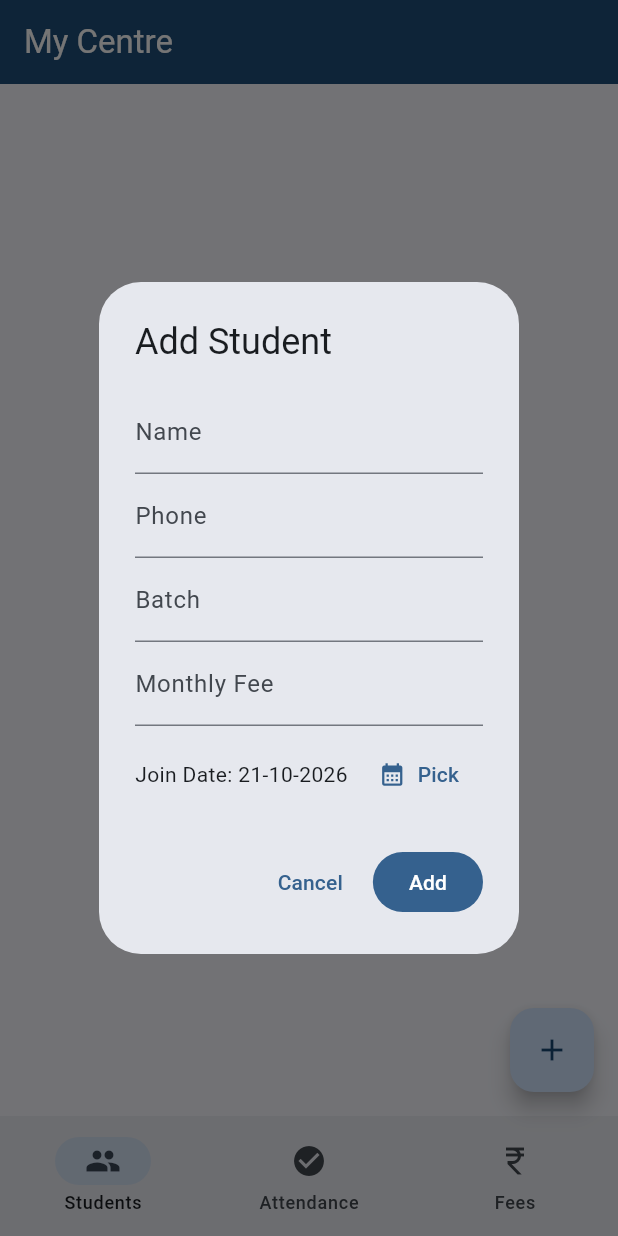
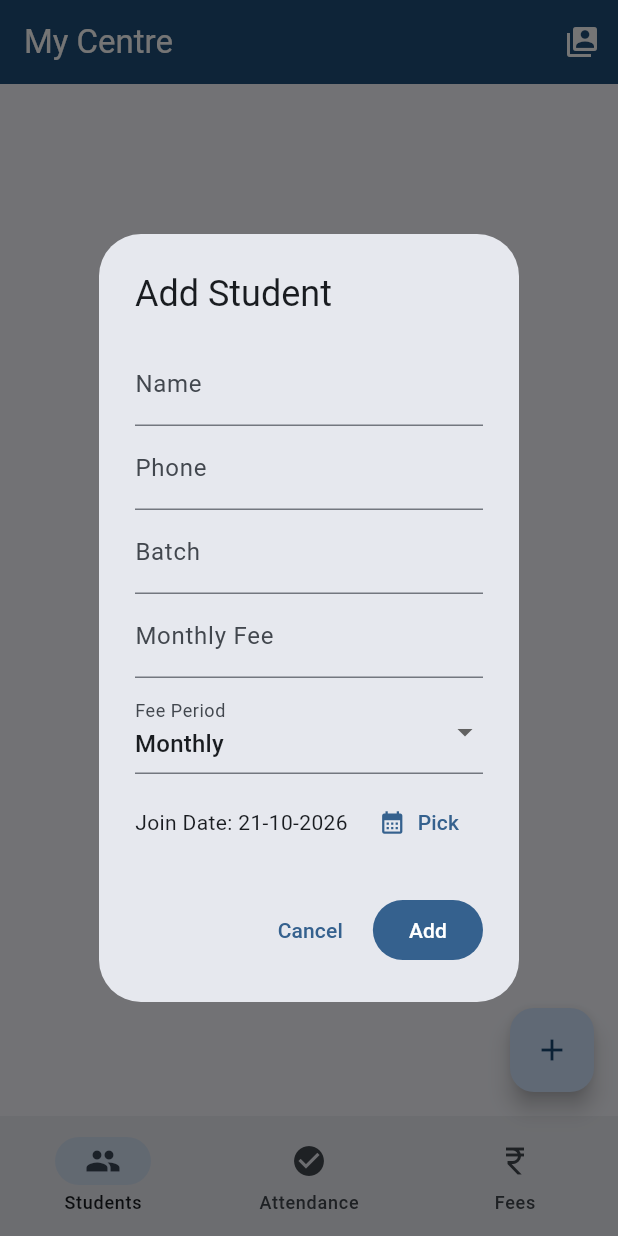
Before and after one commit to Shreecharanam/mysaathi-app, a Flutter app: the screen it shows after launch, after a tap on "Login / Create Account", after a tap on the "add" icon, on a phone screen of 412 x 824 dp. Run offline on Flutter 3.47's test engine with Material 3 defaults, Android fonts, the phone set to English and light mode, and no system bars.

Commit message:
v6: separate data per centre, fee period (monthly/quarterly/half/yearly/once), back returns to first tab

```diff
--- a/lib/main.dart
+++ b/lib/main.dart
@@ -22,7 +22,15 @@ class MySaathiApp extends StatelessWidget {
         useMaterial3: true,
         colorSchemeSeed: const Color(0xFF1F4E79),
       ),
-      home: LoginScreen(store: store),
+      home: AnimatedBuilder(
+        animation: store,
+        builder: (context, _) {
+          if (store.accountKey.isEmpty) {
+            return LoginScreen(store: store);
+          }
+          return HomeScreen(store: store);
+        },
+      ),
     );
   }
 }
--- a/lib/screens.dart
+++ b/lib/screens.dart
@@ -31,10 +31,7 @@ class _LoginScreenState extends State<LoginScreen> {
 
   void _login() {
     final name = _centre.text.trim().isEmpty ? 'My Centre' : _centre.text.trim();
-    widget.store.setCentre(name, _type);
-    Navigator.of(context).pushReplacement(
-      MaterialPageRoute(builder: (_) => HomeScreen(store: widget.store)),
-    );
+    widget.store.login(name, _type);
   }
 
   @override
@@ -81,7 +78,8 @@ class _LoginScreenState extends State<LoginScreen> {
                     padding: const EdgeInsets.only(top: 6),
                     child: Text('Storage problem: $err',
                         textAlign: TextAlign.center,
-                        style: const TextStyle(fontSize: 11, color: Colors.red)),
+                        style:
+                            const TextStyle(fontSize: 11, color: Colors.red)),
                   );
                 },
               ),
@@ -90,6 +88,7 @@ class _LoginScreenState extends State<LoginScreen> {
                 controller: _centre,
                 decoration: const InputDecoration(
                     labelText: 'Centre Name',
+                    helperText: 'Each centre name keeps its own separate data',
                     border: OutlineInputBorder(),
                     prefixIcon: Icon(Icons.store)),
               ),
@@ -139,7 +138,7 @@ class _LoginScreenState extends State<LoginScreen> {
               ),
               const SizedBox(height: 16),
               const Text(
-                  'Step 5 build - join date, attendance calendar, back button and saving fixed.',
+                  'Step 6 build - separate data per centre, fee period, back button fixed.',
                   textAlign: TextAlign.center,
                   style: TextStyle(fontSize: 12, color: Colors.black45)),
             ],
@@ -168,6 +167,28 @@ class _HomeScreenState extends State<HomeScreen> {
     );
   }
 
+  Future<void> _switchAccount() async {
+    final ok = await showDialog<bool>(
+      context: context,
+      builder: (ctx) => AlertDialog(
+        title: const Text('Switch account?'),
+        content:
+            const Text('This returns to the login screen. Your data is saved.'),
+        actions: [
+          TextButton(
+              onPressed: () => Navigator.pop(ctx, false),
+              child: const Text('Cancel')),
+          FilledButton(
+              onPressed: () => Navigator.pop(ctx, true),
+              child: const Text('Switch')),
+        ],
+      ),
+    );
+    if (ok == true) {
+      widget.store.logout();
+    }
+  }
+
   @override
   Widget build(BuildContext context) {
     final store = widget.store;
@@ -180,6 +201,10 @@ class _HomeScreenState extends State<HomeScreen> {
       canPop: false,
       onPopInvokedWithResult: (didPop, result) async {
         if (didPop) {
+          return;
+        }
+        if (_index != 0) {
+          setState(() => _index = 0);
           return;
         }
         final exit = await showDialog<bool>(
@@ -206,6 +231,13 @@ class _HomeScreenState extends State<HomeScreen> {
           title: Text(store.centreName.isEmpty ? 'MySaathi' : store.centreName),
           backgroundColor: const Color(0xFF1F4E79),
           foregroundColor: Colors.white,
+          actions: [
+            IconButton(
+              icon: const Icon(Icons.switch_account),
+              tooltip: 'Switch account',
+              onPressed: _switchAccount,
+            ),
+          ],
         ),
         body: pages[_index],
         floatingActionButton: _index == 0
@@ -244,6 +276,7 @@ class _AddPersonDialogState extends State<AddPersonDialog> {
   final batch = TextEditingController();
   final fee = TextEditingController();
   DateTime join = DateTime.now();
+  String period = 'monthly';
 
   @override
   void dispose() {
@@ -290,6 +323,20 @@ class _AddPersonDialogState extends State<AddPersonDialog> {
                 keyboardType: TextInputType.number,
                 decoration: InputDecoration(labelText: store.feeWord())),
             const SizedBox(height: 8),
+            DropdownButtonFormField<String>(
+              value: period,
+              decoration: const InputDecoration(labelText: 'Fee Period'),
+              items: const [
+                DropdownMenuItem(value: 'monthly', child: Text('Monthly')),
+                DropdownMenuItem(value: 'quarterly', child: Text('Quarterly')),
+                DropdownMenuItem(
+                    value: 'half', child: Text('Half-Yearly (twice a year)')),
+                DropdownMenuItem(value: 'yearly', child: Text('Yearly')),
+                DropdownMenuItem(value: 'once', child: Text('One-time')),
+              ],
+              onChanged: (v) => setState(() => period = v ?? 'monthly'),
+            ),
+            const SizedBox(height: 8),
             Row(
               children: [
                 Expanded(child: Text('Join Date: ${fmtDate(join)}')),
@@ -319,6 +366,7 @@ class _AddPersonDialogState extends State<AddPersonDialog> {
               batch: batch.text.trim(),
               fee: double.tryParse(fee.text.trim()) ?? 0,
               joinDate: fmtDate(join),
+              feePeriod: period,
             ));
             Navigator.pop(context);
           },
@@ -353,7 +401,7 @@ class StudentsTab extends StatelessWidget {
               ),
               title: Text(s.name),
               subtitle: Text(
-                  '${s.batch}   -   Rs ${s.fee.toStringAsFixed(0)}   -   Joined ${s.joinDate}'),
+                  '${s.batch}   -   Rs ${s.fee.toStringAsFixed(0)} ${periodLabel(s.feePeriod)}   -   Joined ${s.joinDate}'),
               trailing: IconButton(
                 icon: const Icon(Icons.delete_outline),
                 onPressed: () => store.removeStudent(s.id),
@@ -449,7 +497,6 @@ class FeesTab extends StatelessWidget {
 
   @override
   Widget build(BuildContext context) {
-    final month = store.monthKey(DateTime.now());
     return AnimatedBuilder(
       animation: store,
       builder: (context, _) {
@@ -460,16 +507,17 @@ class FeesTab extends StatelessWidget {
           itemCount: store.students.length,
           itemBuilder: (context, i) {
             final s = store.students[i];
-            final paid = store.paidFor(s.id, month);
+            final pk = periodKeyFor(DateTime.now(), s.feePeriod);
+            final paid = store.paidFor(s.id, pk);
             final due = s.fee - paid;
             return ListTile(
               title: Text(s.name),
               subtitle: Text(
-                  '${store.feeWord()}: Rs ${s.fee.toStringAsFixed(0)}   -   Paid Rs ${paid.toStringAsFixed(0)}'),
+                  '${periodLabel(s.feePeriod)}: Rs ${s.fee.toStringAsFixed(0)}   -   Paid Rs ${paid.toStringAsFixed(0)}'),
               trailing: due <= 0
                   ? const Chip(label: Text('Paid'))
                   : TextButton(
-                      onPressed: () => store.setPaid(s.id, month, s.fee),
+                      onPressed: () => store.setPaid(s.id, pk, s.fee),
                       child: Text('Rs ${due.toStringAsFixed(0)} due'),
                     ),
             );
--- a/lib/store.dart
+++ b/lib/store.dart
@@ -2,7 +2,31 @@ import 'dart:convert';
 import 'dart:io';
 import 'package:flutter/foundation.dart';
 
-const String appVersion = 'v5';
+const String appVersion = 'v6';
+
+String periodKeyFor(DateTime d, String period) {
+  final y = d.year;
+  switch (period) {
+    case 'yearly':
+      return '$y';
+    case 'half':
+      return '$y-H${d.month <= 6 ? 1 : 2}';
+    case 'quarterly':
+      return '$y-Q${((d.month - 1) ~/ 3) + 1}';
+    case 'once':
+      return 'once';
+    default:
+      return '$y-${d.month.toString().padLeft(2, '0')}';
+  }
+}
+
+String periodLabel(String p) => switch (p) {
+      'yearly' => 'Yearly',
+      'half' => 'Half-Yearly',
+      'quarterly' => 'Quarterly',
+      'once' => 'One-time',
+      _ => 'Monthly',
+    };
 
 class Student {
   String id;
@@ -11,6 +35,7 @@ class Student {
   String batch;
   double fee;
   String joinDate;
+  String feePeriod;
 
   Student({
     required this.id,
@@ -19,6 +44,7 @@ class Student {
     this.batch = '',
     this.fee = 0,
     this.joinDate = '',
+    this.feePeriod = 'monthly',
   });
 
   Map<String, dynamic> toJson() => {
@@ -28,6 +54,7 @@ class Student {
         'batch': batch,
         'fee': fee,
         'joinDate': joinDate,
+        'feePeriod': feePeriod,
       };
 
   factory Student.fromJson(Map<String, dynamic> j) => Student(
@@ -37,16 +64,19 @@ class Student {
         batch: (j['batch'] ?? '') as String,
         fee: ((j['fee'] ?? 0) as num).toDouble(),
         joinDate: (j['joinDate'] ?? '') as String,
+        feePeriod: (j['feePeriod'] ?? 'monthly') as String,
       );
 }
 
 class AppStore extends ChangeNotifier {
+  String accountKey = '';
   String centreName = '';
   String centreType = 'tuition';
   String? storageError;
   final List<Student> students = [];
   final Map<String, List<String>> attendance = {};
   final Map<String, double> payments = {};
+  final Map<String, dynamic> accounts = {};
 
   File? _file;
 
@@ -89,28 +119,47 @@ class AppStore extends ChangeNotifier {
     return null;
   }
 
+  void pullActive() {
+    students.clear();
+    attendance.clear();
+    payments.clear();
+    final d = accounts[accountKey];
+    if (d is Map) {
+      centreName = (d['centreName'] ?? '') as String;
+      centreType = (d['centreType'] ?? 'tuition') as String;
+      for (final e in ((d['students'] ?? []) as List)) {
+        students.add(Student.fromJson(Map<String, dynamic>.from(e as Map)));
+      }
+      ((d['attendance'] ?? {}) as Map).forEach((k, v) {
+        attendance[k as String] = (v as List).map((x) => x as String).toList();
+      });
+      ((d['payments'] ?? {}) as Map).forEach((k, v) {
+        payments[k as String] = (v as num).toDouble();
+      });
+    }
+  }
+
   Future<void> load() async {
     try {
       final f = await dataFile();
       if (f != null && f.existsSync()) {
         final txt = f.readAsStringSync();
         if (txt.trim().isNotEmpty) {
-          final m = jsonDecode(txt) as Map<String, dynamic>;
-          centreName = (m['centreName'] ?? '') as String;
-          centreType = (m['centreType'] ?? 'tuition') as String;
-          students.clear();
-          for (final e in ((m['students'] ?? []) as List)) {
-            students.add(Student.fromJson(Map<String, dynamic>.from(e as Map)));
+          final m = jsonDecode(txt);
+          if (m is Map && m['accounts'] is Map) {
+            accounts.clear();
+            (m['accounts'] as Map).forEach((k, v) => accounts[k.toString()] = v);
+            final last = (m['last'] ?? '').toString();
+            if (last.isNotEmpty && accounts.containsKey(last)) {
+              accountKey = last;
+              pullActive();
+            }
+          } else if (m is Map && m.containsKey('centreName')) {
+            accounts.clear();
+            accounts['default'] = m;
+            accountKey = 'default';
+            pullActive();
           }
-          attendance.clear();
-          ((m['attendance'] ?? {}) as Map).forEach((k, v) {
-            attendance[k as String] =
-                (v as List).map((x) => x as String).toList();
-          });
-          payments.clear();
-          ((m['payments'] ?? {}) as Map).forEach((k, v) {
-            payments[k as String] = (v as num).toDouble();
-          });
         }
       }
     } catch (e) {
@@ -122,26 +171,47 @@ class AppStore extends ChangeNotifier {
   Future<void> save() async {
     notifyListeners();
     try {
+      if (accountKey.isNotEmpty) {
+        accounts[accountKey] = {
+          'centreName': centreName,
+          'centreType': centreType,
+          'students': students.map((e) => e.toJson()).toList(),
+          'attendance': attendance,
+          'payments': payments,
+        };
+      }
       final f = await dataFile();
       if (f == null) {
         return;
       }
-      final m = <String, dynamic>{
-        'centreName': centreName,
-        'centreType': centreType,
-        'students': students.map((e) => e.toJson()).toList(),
-        'attendance': attendance,
-        'payments': payments,
-      };
-      f.writeAsStringSync(jsonEncode(m));
+      f.writeAsStringSync(jsonEncode({'last': accountKey, 'accounts': accounts}));
     } catch (e) {
       storageError = e.toString();
     }
   }
 
-  void setCentre(String name, String type) {
-    centreName = name;
-    centreType = type;
+  void login(String name, String type) {
+    final key = name.trim().toLowerCase();
+    accountKey = key;
+    if (accounts[key] is Map) {
+      pullActive();
+    } else {
+      centreName = name;
+      centreType = type;
+      students.clear();
+      attendance.clear();
+      payments.clear();
+    }
+    save();
+  }
+
+  void logout() {
+    accountKey = '';
+    centreName = '';
+    centreType = 'tuition';
+    students.clear();
+    attendance.clear();
+    payments.clear();
     save();
   }
 
@@ -186,8 +256,6 @@ class AppStore extends ChangeNotifier {
     save();
   }
 
-  String monthKey(DateTime d) => '${d.year}-${d.month.toString().padLeft(2, '0')}';
-
   bool isPresent(String date, String studentId) =>
       (attendance[date] ?? <String>[]).contains(studentId);
 
@@ -201,11 +269,11 @@ class AppStore extends ChangeNotifier {
     save();
   }
 
-  double paidFor(String studentId, String month) =>
-      payments['$studentId|$month'] ?? 0;
+  double paidFor(String studentId, String periodKey) =>
+      payments['$studentId|$periodKey'] ?? 0;
 
-  void setPaid(String studentId, String month, double amount) {
-    payments['$studentId|$month'] = amount;
+  void setPaid(String studentId, String periodKey, double amount) {
+    payments['$studentId|$periodKey'] = amount;
     save();
   }
 }
--- a/pubspec.yaml
+++ b/pubspec.yaml
@@ -1,7 +1,7 @@
 name: mysaathi
 description: "MySaathi - centre management app for tuition, gym, clinic and shop."
 publish_to: 'none'
-version: 1.0.0+5
+version: 1.0.0+6
 
 environment:
   sdk: '>=3.3.0 <4.0.0'
```
